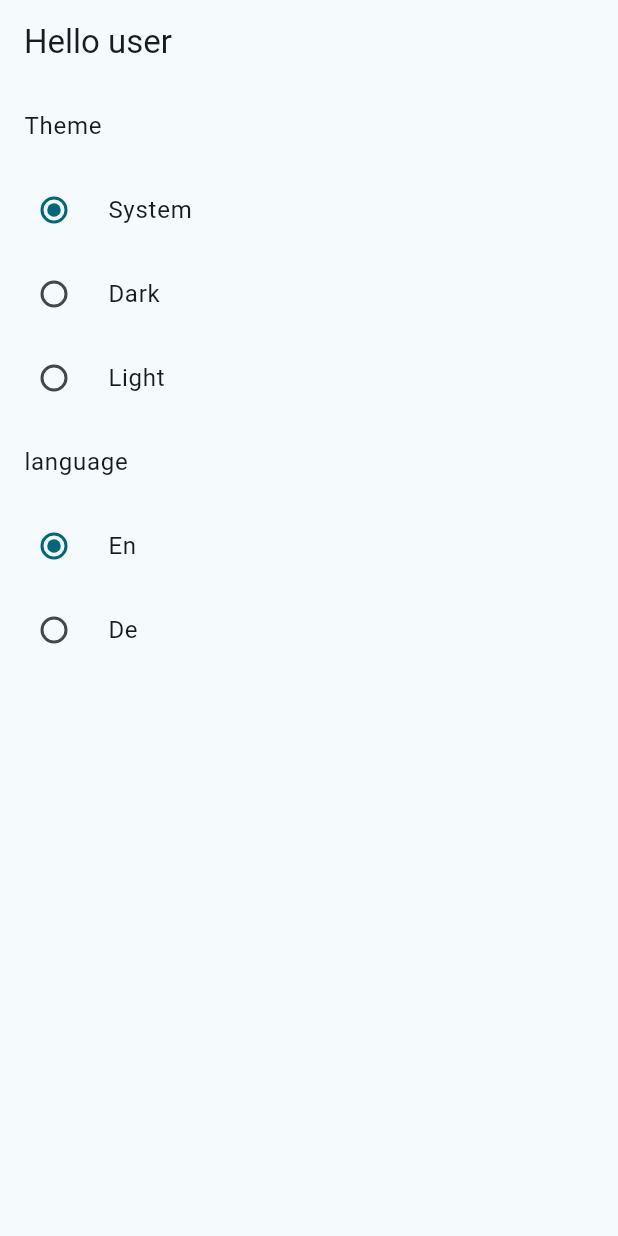
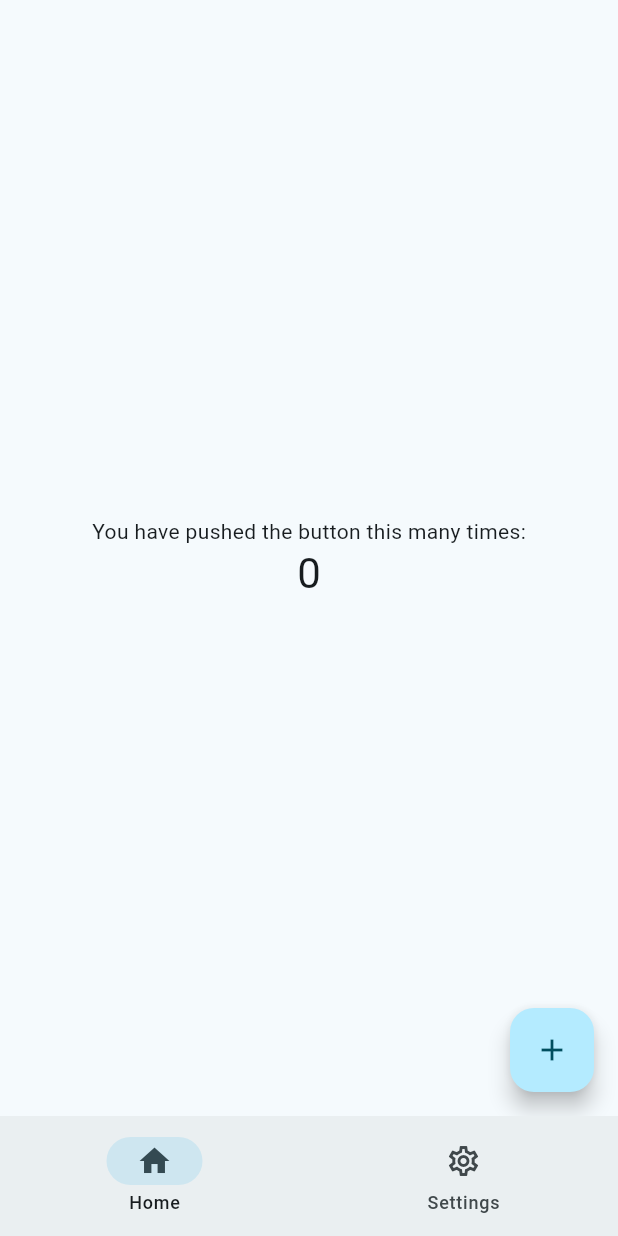
Before and after one commit to MahanRahmati/flutter_boilerplate_app, a Flutter app: the screen it shows after launch, on a phone screen of 412 x 824 dp. Run offline on Flutter 3.47's test engine with Material 2 defaults, Android fonts, the phone set to English and light mode, and no system bars; our stand-ins replace cached_network_image, flutter_native_splash, flutter_riverpod, flutter_svg, freezed_annotation, go_router and 2 more; missing offline and left inert: arna_logger, arna_web_service; accounts and stored records are empty; generated files the repository leaves out were written again.

Commit message:
feat[screen_home]: update screen

```diff
--- /dev/null
+++ b/packages/screen_home/lib/src/screens/home_page.dart
@@ -0,0 +1,47 @@
+import 'package:flutter/material.dart';
+import 'package:flutter_riverpod/flutter_riverpod.dart';
+
+class HomePage extends ConsumerStatefulWidget {
+  const HomePage({super.key});
+
+  @override
+  ConsumerState<HomePage> createState() => _HomePageState();
+}
+
+class _HomePageState extends ConsumerState<HomePage>
+    with AutomaticKeepAliveClientMixin {
+  int _counter = 0;
+
+  @override
+  bool get wantKeepAlive => true;
+
+  void _incrementCounter() {
+    setState(() => _counter++);
+  }
+
+  @override
+  Widget build(final BuildContext context) {
+    super.build(context);
+    return Scaffold(
+      body: Center(
+        child: Column(
+          mainAxisAlignment: MainAxisAlignment.center,
+          children: <Widget>[
+            const Text(
+              'You have pushed the button this many times:',
+            ),
+            Text(
+              '$_counter',
+              style: Theme.of(context).textTheme.headlineMedium,
+            ),
+          ],
+        ),
+      ),
+      floatingActionButton: FloatingActionButton(
+        onPressed: _incrementCounter,
+        tooltip: 'Increment',
+        child: const Icon(Icons.add),
+      ),
+    );
+  }
+}
--- a/packages/screen_home/lib/src/screens/home_screen.dart
+++ b/packages/screen_home/lib/src/screens/home_screen.dart
@@ -1,62 +1,55 @@
-import 'package:app_localizations/app_localizations.dart';
-import 'package:app_providers/app_providers.dart';
 import 'package:flutter/material.dart';
 import 'package:flutter_riverpod/flutter_riverpod.dart';
 
-class HomeScreen extends ConsumerWidget {
+import '/src/screens/home_page.dart';
+import '/src/screens/settings_page.dart';
+import '/src/widgets/home_screen_navigation_bar.dart';
+
+class HomeScreen extends ConsumerStatefulWidget {
   const HomeScreen({super.key});
 
-  void changeThemeMode(final WidgetRef ref, final ThemeMode mode) {
-    ref.read(appThemeModeProvider.notifier).setThemeMode(mode);
+  @override
+  ConsumerState<HomeScreen> createState() => _HomeScreenState();
+}
+
+class _HomeScreenState extends ConsumerState<HomeScreen> {
+  int _selectedIndex = 0;
+
+  late PageController _pageController;
+
+  @override
+  void initState() {
+    _pageController = PageController(initialPage: _selectedIndex);
+    super.initState();
   }
 
-  void changeLocale(final WidgetRef ref, final AppLocale locale) {
-    ref.read(appLanguageProvider.notifier).setLocale(locale);
+  void onDestinationSelected(final int index) {
+    _selectedIndex = index;
+    _pageController.jumpToPage(index);
+    setState(() {});
   }
 
   @override
-  Widget build(final BuildContext context, final WidgetRef ref) {
-    final AsyncValue<ThemeMode> themeMode = ref.watch(appThemeModeProvider);
-    final AsyncValue<AppLocale> appLocale = ref.watch(appLanguageProvider);
-    final StringsEn t = ref.watch(translationProvider);
+  void dispose() {
+    _pageController.dispose();
+    super.dispose();
+  }
+
+  @override
+  Widget build(final BuildContext context) {
     return Scaffold(
       resizeToAvoidBottomInset: false,
-      appBar: AppBar(title: Text(t.hello(name: 'user'))),
-      body: ListView(
-        children: <Widget>[
-          ListTile(title: Text(t.theme.theme)),
-          RadioListTile<ThemeMode>(
-            value: ThemeMode.system,
-            groupValue: themeMode.value,
-            title: Text(t.theme.system),
-            onChanged: (final _) => changeThemeMode(ref, ThemeMode.system),
-          ),
-          RadioListTile<ThemeMode>(
-            value: ThemeMode.dark,
-            groupValue: themeMode.value,
-            title: Text(t.theme.dark),
-            onChanged: (final _) => changeThemeMode(ref, ThemeMode.dark),
-          ),
-          RadioListTile<ThemeMode>(
-            value: ThemeMode.light,
-            groupValue: themeMode.value,
-            title: Text(t.theme.light),
-            onChanged: (final _) => changeThemeMode(ref, ThemeMode.light),
-          ),
-          ListTile(title: Text(t.language)),
-          RadioListTile<AppLocale>(
-            value: AppLocale.en,
-            groupValue: appLocale.value,
-            title: const Text('En'),
-            onChanged: (final _) => changeLocale(ref, AppLocale.en),
-          ),
-          RadioListTile<AppLocale>(
-            value: AppLocale.de,
-            groupValue: appLocale.value,
-            title: const Text('De'),
-            onChanged: (final _) => changeLocale(ref, AppLocale.de),
-          ),
+      body: PageView(
+        controller: _pageController,
+        physics: const NeverScrollableScrollPhysics(),
+        children: const <Widget>[
+          HomePage(),
+          SettingsPage(),
         ],
+      ),
+      bottomNavigationBar: HomeScreenNavigationBar(
+        selectedIndex: _selectedIndex,
+        onDestinationSelected: onDestinationSelected,
       ),
     );
   }
--- /dev/null
+++ b/packages/screen_home/lib/src/screens/settings_page.dart
@@ -0,0 +1,61 @@
+import 'package:app_localizations/app_localizations.dart';
+import 'package:app_providers/app_providers.dart';
+import 'package:flutter/material.dart';
+import 'package:flutter_riverpod/flutter_riverpod.dart';
+
+class SettingsPage extends ConsumerWidget {
+  const SettingsPage({super.key});
+
+  void changeThemeMode(final WidgetRef ref, final ThemeMode mode) {
+    ref.read(appThemeModeProvider.notifier).setThemeMode(mode);
+  }
+
+  void changeLocale(final WidgetRef ref, final AppLocale locale) {
+    ref.read(appLanguageProvider.notifier).setLocale(locale);
+  }
+
+  @override
+  Widget build(final BuildContext context, final WidgetRef ref) {
+    final AsyncValue<ThemeMode> themeMode = ref.watch(appThemeModeProvider);
+    final AsyncValue<AppLocale> appLocale = ref.watch(appLanguageProvider);
+    final StringsEn t = ref.watch(translationProvider);
+    return Scaffold(
+      body: ListView(
+        children: <Widget>[
+          ListTile(title: Text(t.theme.theme)),
+          RadioListTile<ThemeMode>(
+            value: ThemeMode.system,
+            groupValue: themeMode.value,
+            title: Text(t.theme.system),
+            onChanged: (final _) => changeThemeMode(ref, ThemeMode.system),
+          ),
+          RadioListTile<ThemeMode>(
+            value: ThemeMode.dark,
+            groupValue: themeMode.value,
+            title: Text(t.theme.dark),
+            onChanged: (final _) => changeThemeMode(ref, ThemeMode.dark),
+          ),
+          RadioListTile<ThemeMode>(
+            value: ThemeMode.light,
+            groupValue: themeMode.value,
+            title: Text(t.theme.light),
+            onChanged: (final _) => changeThemeMode(ref, ThemeMode.light),
+          ),
+          ListTile(title: Text(t.language)),
+          RadioListTile<AppLocale>(
+            value: AppLocale.en,
+            groupValue: appLocale.value,
+            title: const Text('En'),
+            onChanged: (final _) => changeLocale(ref, AppLocale.en),
+          ),
+          RadioListTile<AppLocale>(
+            value: AppLocale.de,
+            groupValue: appLocale.value,
+            title: const Text('De'),
+            onChanged: (final _) => changeLocale(ref, AppLocale.de),
+          ),
+        ],
+      ),
+    );
+  }
+}
--- /dev/null
+++ b/packages/screen_home/lib/src/widgets/home_screen_navigation_bar.dart
@@ -0,0 +1,32 @@
+import 'package:flutter/material.dart';
+
+class HomeScreenNavigationBar extends StatelessWidget {
+  const HomeScreenNavigationBar({
+    super.key,
+    required this.selectedIndex,
+    this.onDestinationSelected,
+  });
+
+  final int selectedIndex;
+  final ValueChanged<int>? onDestinationSelected;
+
+  @override
+  Widget build(final BuildContext context) {
+    return NavigationBar(
+      selectedIndex: selectedIndex,
+      onDestinationSelected: onDestinationSelected,
+      destinations: const <Widget>[
+        NavigationDestination(
+          selectedIcon: Icon(Icons.home),
+          icon: Icon(Icons.home_outlined),
+          label: 'Home',
+        ),
+        NavigationDestination(
+          selectedIcon: Icon(Icons.settings),
+          icon: Icon(Icons.settings_outlined),
+          label: 'Settings',
+        ),
+      ],
+    );
+  }
+}
```
